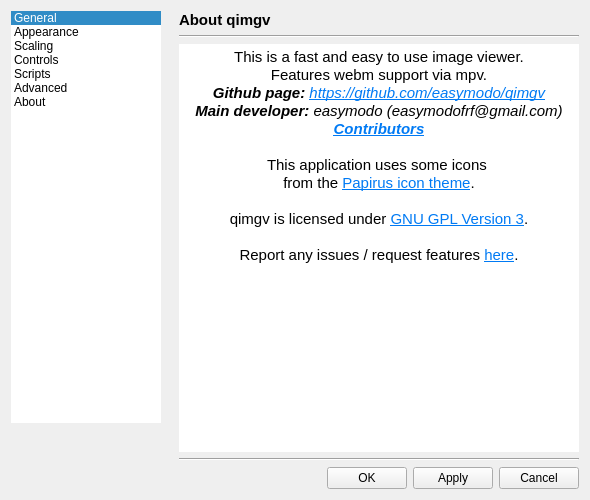
Old version of the form gui/dialogs/settingsdialog.ui in the repository do-i/thumbgrid.
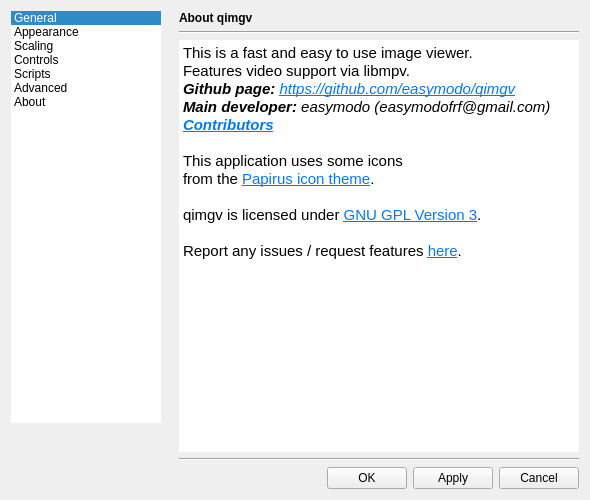
New version of the form. The open tabs and pages were chosen to show the change. Icons and pictures are not drawn. Custom widgets are drawn as their Qt base class.

Diff of the .ui file:
```diff
--- a/gui/dialogs/settingsdialog.ui
+++ b/gui/dialogs/settingsdialog.ui
@@ -2293,8 +2293,8 @@
                <rect>
                 <x>0</x>
                 <y>0</y>
-                <width>256</width>
-                <height>225</height>
+                <width>410</width>
+                <height>435</height>
                </rect>
               </property>
               <layout class="QVBoxLayout" name="verticalLayout_32">
@@ -2314,7 +2314,6 @@
                 <widget class="QLabel" name="label_7">
                  <property name="font">
                   <font>
-                   <pointsize>11</pointsize>
                    <weight>75</weight>
                    <bold>true</bold>
                   </font>
@@ -2356,18 +2355,18 @@
 &lt;html&gt;&lt;head&gt;&lt;meta name=&quot;qrichtext&quot; content=&quot;1&quot; /&gt;&lt;style type=&quot;text/css&quot;&gt;
 p, li { white-space: pre-wrap; }
 &lt;/style&gt;&lt;/head&gt;&lt;body style=&quot; font-family:'Droid Sans'; font-size:11pt; font-weight:400; font-style:normal;&quot;&gt;
-&lt;p align=&quot;center&quot; style=&quot; margin-top:0px; margin-bottom:0px; margin-left:0px; margin-right:0px; -qt-block-indent:0; text-indent:0px;&quot;&gt;&lt;span style=&quot; font-family:'MS Shell Dlg 2';&quot;&gt;This is a fast and easy to use image viewer.&lt;/span&gt;&lt;/p&gt;
-&lt;p align=&quot;center&quot; style=&quot; margin-top:0px; margin-bottom:0px; margin-left:0px; margin-right:0px; -qt-block-indent:0; text-indent:0px;&quot;&gt;&lt;span style=&quot; font-family:'MS Shell Dlg 2';&quot;&gt;Features webm support via mpv.&lt;/span&gt;&lt;/p&gt;
-&lt;p align=&quot;center&quot; style=&quot; margin-top:0px; margin-bottom:0px; margin-left:0px; margin-right:0px; -qt-block-indent:0; text-indent:0px;&quot;&gt;&lt;span style=&quot; font-family:'MS Shell Dlg 2'; font-weight:600; font-style:italic;&quot;&gt;Github page:&lt;/span&gt;&lt;span style=&quot; font-family:'MS Shell Dlg 2'; font-style:italic;&quot;&gt; &lt;/span&gt;&lt;a href=&quot;https://github.com/easymodo/qimgv&quot;&gt;&lt;span style=&quot; font-family:'MS Shell Dlg 2'; font-style:italic; text-decoration: underline; color:#007af4;&quot;&gt;https://github.com/easymodo/qimgv&lt;/span&gt;&lt;/a&gt;&lt;/p&gt;
-&lt;p align=&quot;center&quot; style=&quot; margin-top:0px; margin-bottom:0px; margin-left:0px; margin-right:0px; -qt-block-indent:0; text-indent:0px;&quot;&gt;&lt;span style=&quot; font-family:'MS Shell Dlg 2'; font-weight:600; font-style:italic;&quot;&gt;Main developer:&lt;/span&gt;&lt;span style=&quot; font-family:'MS Shell Dlg 2'; font-style:italic;&quot;&gt; easymodo (easymodofrf@gmail.com)&lt;/span&gt;&lt;/p&gt;
-&lt;p align=&quot;center&quot; style=&quot; margin-top:0px; margin-bottom:0px; margin-left:0px; margin-right:0px; -qt-block-indent:0; text-indent:0px;&quot;&gt;&lt;a href=&quot;https://github.com/easymodo/qimgv/graphs/contributors&quot;&gt;&lt;span style=&quot; font-family:'MS Shell Dlg 2'; font-weight:600; font-style:italic; text-decoration: underline; color:#007af4;&quot;&gt;Contributors&lt;/span&gt;&lt;/a&gt;&lt;/p&gt;
-&lt;p align=&quot;center&quot; style=&quot;-qt-paragraph-type:empty; margin-top:0px; margin-bottom:0px; margin-left:0px; margin-right:0px; -qt-block-indent:0; text-indent:0px; font-family:'MS Shell Dlg 2'; font-weight:600; font-style:italic; text-decoration: underline; color:#007af4;&quot;&gt;&lt;br /&gt;&lt;/p&gt;
-&lt;p align=&quot;center&quot; style=&quot; margin-top:0px; margin-bottom:0px; margin-left:0px; margin-right:0px; -qt-block-indent:0; text-indent:0px;&quot;&gt;&lt;span style=&quot; font-family:'MS Shell Dlg 2';&quot;&gt;This application uses some icons &lt;/span&gt;&lt;/p&gt;
-&lt;p align=&quot;center&quot; style=&quot; margin-top:0px; margin-bottom:0px; margin-left:0px; margin-right:0px; -qt-block-indent:0; text-indent:0px;&quot;&gt;&lt;span style=&quot; font-family:'MS Shell Dlg 2';&quot;&gt;from the &lt;/span&gt;&lt;a href=&quot;https://github.com/PapirusDevelopmentTeam/papirus-icon-theme/&quot;&gt;&lt;span style=&quot; text-decoration: underline; color:#007af4;&quot;&gt;Papirus icon theme&lt;/span&gt;&lt;/a&gt;&lt;span style=&quot; font-family:'MS Shell Dlg 2';&quot;&gt;.&lt;/span&gt;&lt;/p&gt;
-&lt;p align=&quot;center&quot; style=&quot;-qt-paragraph-type:empty; margin-top:0px; margin-bottom:0px; margin-left:0px; margin-right:0px; -qt-block-indent:0; text-indent:0px; font-family:'MS Shell Dlg 2';&quot;&gt;&lt;br /&gt;&lt;/p&gt;
-&lt;p align=&quot;center&quot; style=&quot; margin-top:0px; margin-bottom:0px; margin-left:0px; margin-right:0px; -qt-block-indent:0; text-indent:0px;&quot;&gt;&lt;span style=&quot; font-family:'MS Shell Dlg 2';&quot;&gt;qimgv is licensed under &lt;/span&gt;&lt;a href=&quot;https://www.gnu.org/licenses/gpl-3.0.en.html&quot;&gt;&lt;span style=&quot; text-decoration: underline; color:#007af4;&quot;&gt;GNU GPL Version 3&lt;/span&gt;&lt;/a&gt;&lt;span style=&quot; font-family:'MS Shell Dlg 2';&quot;&gt;.&lt;/span&gt;&lt;/p&gt;
-&lt;p align=&quot;center&quot; style=&quot;-qt-paragraph-type:empty; margin-top:0px; margin-bottom:0px; margin-left:0px; margin-right:0px; -qt-block-indent:0; text-indent:0px; font-family:'MS Shell Dlg 2';&quot;&gt;&lt;br /&gt;&lt;/p&gt;
-&lt;p align=&quot;center&quot; style=&quot; margin-top:0px; margin-bottom:0px; margin-left:0px; margin-right:0px; -qt-block-indent:0; text-indent:0px;&quot;&gt;&lt;span style=&quot; font-family:'MS Shell Dlg 2';&quot;&gt;Report any issues / request features &lt;/span&gt;&lt;a href=&quot;https://github.com/easymodo/qimgv/issues&quot;&gt;&lt;span style=&quot; text-decoration: underline; color:#007af4;&quot;&gt;here&lt;/span&gt;&lt;/a&gt;&lt;span style=&quot; font-family:'MS Shell Dlg 2';&quot;&gt;.&lt;/span&gt;&lt;/p&gt;&lt;/body&gt;&lt;/html&gt;</string>
+&lt;p style=&quot; margin-top:0px; margin-bottom:0px; margin-left:0px; margin-right:0px; -qt-block-indent:0; text-indent:0px;&quot;&gt;&lt;span style=&quot; font-family:'MS Shell Dlg 2';&quot;&gt;This is a fast and easy to use image viewer.&lt;/span&gt;&lt;/p&gt;
+&lt;p style=&quot; margin-top:0px; margin-bottom:0px; margin-left:0px; margin-right:0px; -qt-block-indent:0; text-indent:0px;&quot;&gt;&lt;span style=&quot; font-family:'MS Shell Dlg 2';&quot;&gt;Features video support via libmpv.&lt;/span&gt;&lt;/p&gt;
+&lt;p style=&quot; margin-top:0px; margin-bottom:0px; margin-left:0px; margin-right:0px; -qt-block-indent:0; text-indent:0px;&quot;&gt;&lt;span style=&quot; font-family:'MS Shell Dlg 2'; font-weight:600; font-style:italic;&quot;&gt;Github page:&lt;/span&gt;&lt;span style=&quot; font-family:'MS Shell Dlg 2'; font-style:italic;&quot;&gt; &lt;/span&gt;&lt;a href=&quot;https://github.com/easymodo/qimgv&quot;&gt;&lt;span style=&quot; font-family:'MS Shell Dlg 2'; font-style:italic; text-decoration: underline; color:#007af4;&quot;&gt;https://github.com/easymodo/qimgv&lt;/span&gt;&lt;/a&gt;&lt;/p&gt;
+&lt;p style=&quot; margin-top:0px; margin-bottom:0px; margin-left:0px; margin-right:0px; -qt-block-indent:0; text-indent:0px;&quot;&gt;&lt;span style=&quot; font-family:'MS Shell Dlg 2'; font-weight:600; font-style:italic;&quot;&gt;Main developer:&lt;/span&gt;&lt;span style=&quot; font-family:'MS Shell Dlg 2'; font-style:italic;&quot;&gt; easymodo (easymodofrf@gmail.com)&lt;/span&gt;&lt;/p&gt;
+&lt;p style=&quot; margin-top:0px; margin-bottom:0px; margin-left:0px; margin-right:0px; -qt-block-indent:0; text-indent:0px;&quot;&gt;&lt;a href=&quot;https://github.com/easymodo/qimgv/graphs/contributors&quot;&gt;&lt;span style=&quot; font-family:'MS Shell Dlg 2'; font-weight:600; font-style:italic; text-decoration: underline; color:#007af4;&quot;&gt;Contributors&lt;/span&gt;&lt;/a&gt;&lt;/p&gt;
+&lt;p style=&quot;-qt-paragraph-type:empty; margin-top:0px; margin-bottom:0px; margin-left:0px; margin-right:0px; -qt-block-indent:0; text-indent:0px; font-family:'MS Shell Dlg 2'; font-weight:600; font-style:italic; text-decoration: underline; color:#007af4;&quot;&gt;&lt;br /&gt;&lt;/p&gt;
+&lt;p style=&quot; margin-top:0px; margin-bottom:0px; margin-left:0px; margin-right:0px; -qt-block-indent:0; text-indent:0px;&quot;&gt;&lt;span style=&quot; font-family:'MS Shell Dlg 2';&quot;&gt;This application uses some icons &lt;/span&gt;&lt;/p&gt;
+&lt;p style=&quot; margin-top:0px; margin-bottom:0px; margin-left:0px; margin-right:0px; -qt-block-indent:0; text-indent:0px;&quot;&gt;&lt;span style=&quot; font-family:'MS Shell Dlg 2';&quot;&gt;from the &lt;/span&gt;&lt;a href=&quot;https://github.com/PapirusDevelopmentTeam/papirus-icon-theme/&quot;&gt;&lt;span style=&quot; text-decoration: underline; color:#007af4;&quot;&gt;Papirus icon theme&lt;/span&gt;&lt;/a&gt;&lt;span style=&quot; font-family:'MS Shell Dlg 2';&quot;&gt;.&lt;/span&gt;&lt;/p&gt;
+&lt;p style=&quot;-qt-paragraph-type:empty; margin-top:0px; margin-bottom:0px; margin-left:0px; margin-right:0px; -qt-block-indent:0; text-indent:0px; font-family:'MS Shell Dlg 2';&quot;&gt;&lt;br /&gt;&lt;/p&gt;
+&lt;p style=&quot; margin-top:0px; margin-bottom:0px; margin-left:0px; margin-right:0px; -qt-block-indent:0; text-indent:0px;&quot;&gt;&lt;span style=&quot; font-family:'MS Shell Dlg 2';&quot;&gt;qimgv is licensed under &lt;/span&gt;&lt;a href=&quot;https://www.gnu.org/licenses/gpl-3.0.en.html&quot;&gt;&lt;span style=&quot; text-decoration: underline; color:#007af4;&quot;&gt;GNU GPL Version 3&lt;/span&gt;&lt;/a&gt;&lt;span style=&quot; font-family:'MS Shell Dlg 2';&quot;&gt;.&lt;/span&gt;&lt;/p&gt;
+&lt;p style=&quot;-qt-paragraph-type:empty; margin-top:0px; margin-bottom:0px; margin-left:0px; margin-right:0px; -qt-block-indent:0; text-indent:0px; font-family:'MS Shell Dlg 2';&quot;&gt;&lt;br /&gt;&lt;/p&gt;
+&lt;p style=&quot; margin-top:0px; margin-bottom:0px; margin-left:0px; margin-right:0px; -qt-block-indent:0; text-indent:0px;&quot;&gt;&lt;span style=&quot; font-family:'MS Shell Dlg 2';&quot;&gt;Report any issues / request features &lt;/span&gt;&lt;a href=&quot;https://github.com/easymodo/qimgv/issues&quot;&gt;&lt;span style=&quot; text-decoration: underline; color:#007af4;&quot;&gt;here&lt;/span&gt;&lt;/a&gt;&lt;span style=&quot; font-family:'MS Shell Dlg 2';&quot;&gt;.&lt;/span&gt;&lt;/p&gt;&lt;/body&gt;&lt;/html&gt;</string>
                  </property>
                  <property name="acceptRichText">
                   <bool>true</bool>
```
Left out of the diff: 26 changed lines with no effect on the pictures.
